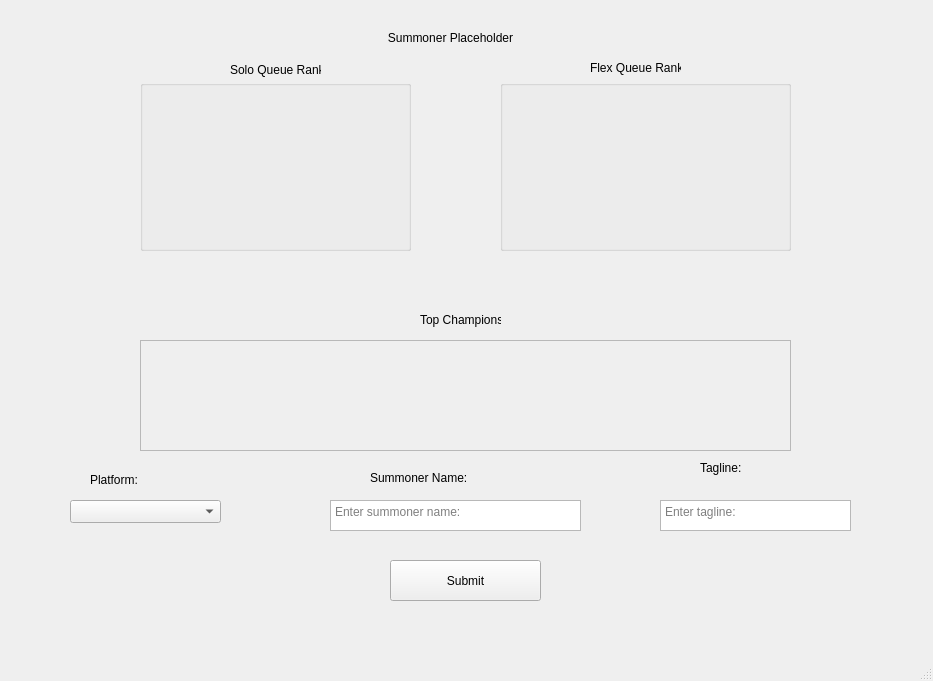
Qt form LeagueProfileFetcher/summoner_profile_display.ui (BaoPun/LeagueProfileFetcher) before a commit.
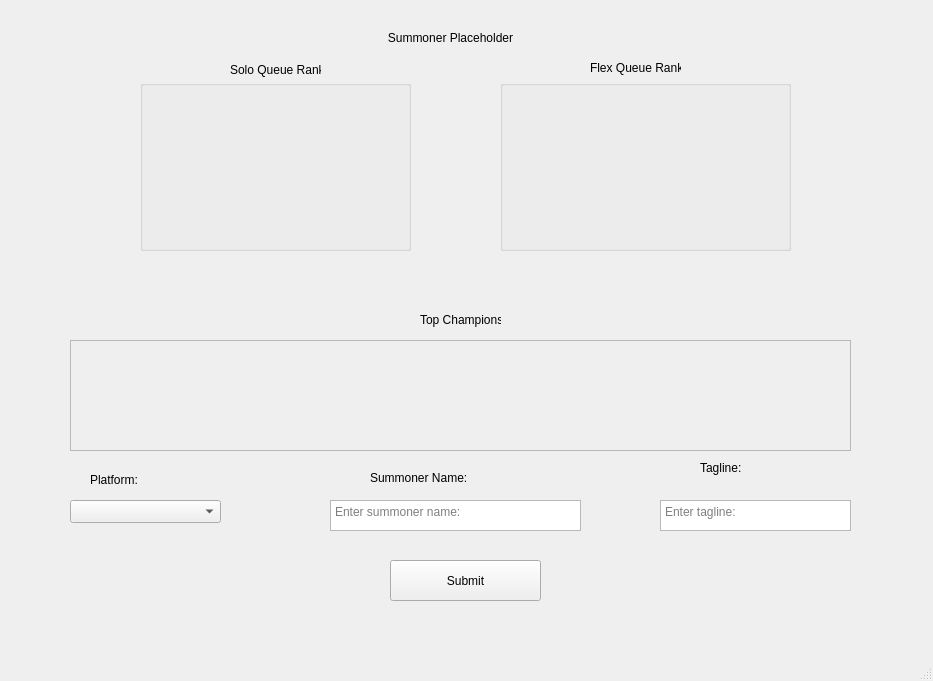
The same form after that commit.

What changed in the file:
```diff
--- a/LeagueProfileFetcher/summoner_profile_display.ui
+++ b/LeagueProfileFetcher/summoner_profile_display.ui
@@ -124,9 +124,9 @@
    <widget class="QScrollArea" name="championImageArea">
     <property name="geometry">
      <rect>
-      <x>140</x>
+      <x>70</x>
       <y>340</y>
-      <width>651</width>
+      <width>781</width>
       <height>111</height>
      </rect>
     </property>
@@ -144,7 +144,7 @@
       <rect>
        <x>0</x>
        <y>0</y>
-       <width>649</width>
+       <width>779</width>
        <height>109</height>
       </rect>
      </property>
```
